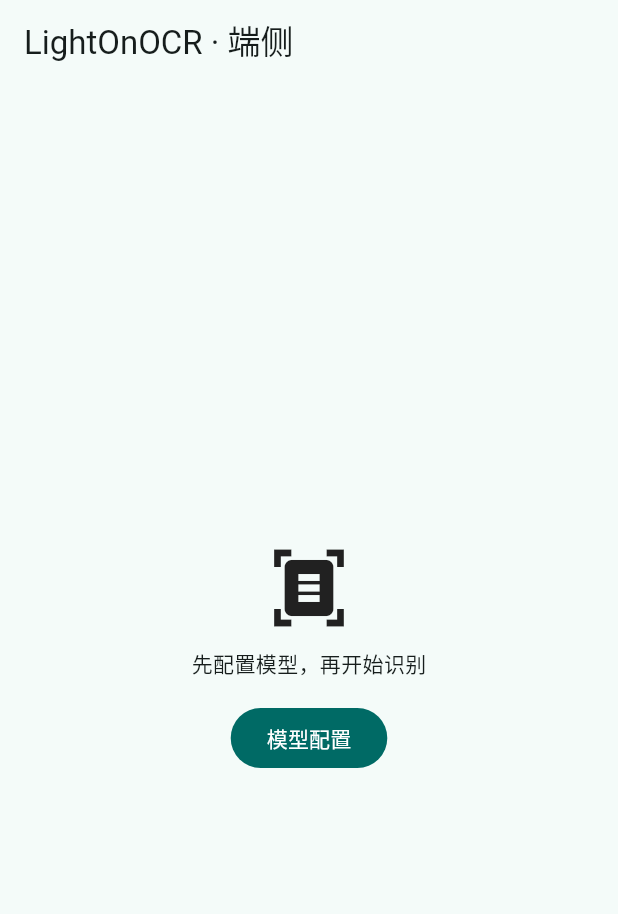
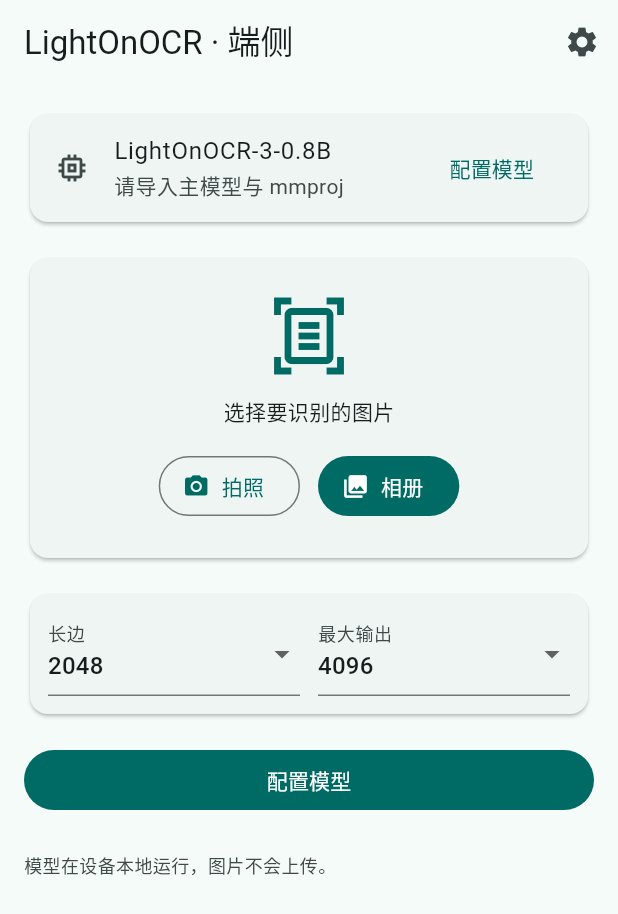
Before and after one commit to Fi2zz/lighton_ocr_on_device, a Flutter app: the screen it shows after launch, on a phone screen of 412 x 824 dp. Shown: the top 914 px of the screen. Run offline on Flutter 3.47's test engine with Material 3 defaults, Android fonts, the phone set to English and light mode, and no system bars; our stand-ins replace file_picker, flutter_markdown, image_picker, share_plus, wakelock_plus; missing offline and left inert: dart:ffi.

Commit message:
feat(ui): add home page, image picking, and run flow

```diff
--- a/lib/app.dart
+++ b/lib/app.dart
@@ -1,9 +1,9 @@
 import 'package:flutter/material.dart';
 
-import 'src/models/model_file_picker.dart';
+import 'src/image/image_source.dart';
 import 'src/models/model_store.dart';
 import 'src/ocr/ocr_service.dart';
-import 'src/ui/model_setup_page.dart';
+import 'src/ui/home_page.dart';
 
 class LightOnOcrApp extends StatelessWidget {
   final OcrService service;
@@ -25,35 +25,10 @@
           seedColor: const Color(0xFF2F6F6B),
         ),
       ),
-      home: Builder(
-        builder: (context) => Scaffold(
-          appBar: AppBar(title: const Text('LightOnOCR · 端侧')),
-          body: Center(
-            child: Column(
-              mainAxisSize: MainAxisSize.min,
-              children: [
-                const Icon(Icons.document_scanner, size: 56),
-                const SizedBox(height: 12),
-                const Text('先配置模型，再开始识别'),
-                const SizedBox(height: 16),
-                FilledButton(
-                  onPressed: () {
-                    Navigator.of(context).push(
-                      MaterialPageRoute(
-                        builder: (_) => ModelSetupPage(
-                          store: store,
-                          picker: DeviceModelFilePicker(),
-                          service: service,
-                        ),
-                      ),
-                    );
-                  },
-                  child: const Text('模型配置'),
-                ),
-              ],
-            ),
-          ),
-        ),
+      home: HomePage(
+        service: service,
+        store: store,
+        imageSource: DeviceImageSourceService(),
       ),
     );
   }
--- /dev/null
+++ b/lib/src/ui/home_page.dart
@@ -0,0 +1,326 @@
+import 'dart:async';
+import 'dart:typed_data';
+
+import 'package:flutter/material.dart';
+import 'package:wakelock_plus/wakelock_plus.dart';
+
+import '../image/image_source.dart';
+import '../models/model_file_picker.dart';
+import '../models/model_store.dart';
+import '../ocr/ocr_service.dart';
+import '../ocr/ocr_types.dart';
+import 'model_setup_page.dart';
+import 'result_page.dart';
+import 'widgets/model_status_card.dart';
+
+class HomePage extends StatefulWidget {
+  final OcrService service;
+  final ModelStore store;
+  final ImageSourceService imageSource;
+
+  const HomePage({
+    super.key,
+    required this.service,
+    required this.store,
+    required this.imageSource,
+  });
+
+  @override
+  State<HomePage> createState() => _HomePageState();
+}
+
+class _HomePageState extends State<HomePage> {
+  Uint8List? _imageBytes;
+
+  Future<void> _pick(Future<Uint8List?> Function() picker) async {
+    final bytes = await picker();
+    if (bytes == null || !mounted) {
+      return;
+    }
+    setState(() => _imageBytes = bytes);
+  }
+
+  Future<void> _openSetup() async {
+    await Navigator.of(context).push(
+      MaterialPageRoute(
+        builder: (_) => ModelSetupPage(
+          store: widget.store,
+          picker: DeviceModelFilePicker(),
+          service: widget.service,
+        ),
+      ),
+    );
+    await widget.service.initialize();
+  }
+
+  Future<void> _run() async {
+    if (_imageBytes == null) {
+      ScaffoldMessenger.of(context).showSnackBar(
+        const SnackBar(content: Text('请先选择一张图片')),
+      );
+      return;
+    }
+    if (!widget.service.isModelConfigured) {
+      await _openSetup();
+      return;
+    }
+
+    unawaited(WakelockPlus.enable().catchError((_) {}));
+
+    await widget.service.recognize(encodedImage: _imageBytes!);
+    unawaited(WakelockPlus.disable().catchError((_) {}));
+
+    if (!mounted) {
+      return;
+    }
+    final result = widget.service.result;
+    if (result == null) {
+      return;
+    }
+
+    final again = await Navigator.of(context).push<bool>(
+      MaterialPageRoute(
+        builder: (_) => ResultPage(result: result, imageBytes: _imageBytes),
+      ),
+    );
+    if (!mounted) {
+      return;
+    }
+    if (again == false) {
+      setState(() => _imageBytes = null);
+    } else if (again == true) {
+      await _run();
+    }
+  }
+
+  @override
+  Widget build(BuildContext context) {
+    return Scaffold(
+      appBar: AppBar(
+        title: const Text('LightOnOCR · 端侧'),
+        actions: [
+          IconButton(
+            tooltip: '模型配置',
+            onPressed: _openSetup,
+            icon: const Icon(Icons.settings),
+          ),
+        ],
+      ),
+      body: ListenableBuilder(
+        listenable: widget.service,
+        builder: (context, _) {
+          final service = widget.service;
+          final state = service.state;
+          final running = state == OcrServiceState.running ||
+              state == OcrServiceState.cancelling;
+          final loading = state == OcrServiceState.loading;
+
+          return ListView(
+            padding: const EdgeInsets.all(16),
+            children: [
+              ModelStatusCard(
+                service: service,
+                onConfigure: _openSetup,
+              ),
+              const SizedBox(height: 16),
+              _imageCard(context),
+              const SizedBox(height: 16),
+              _optionsCard(context),
+              const SizedBox(height: 16),
+              if (loading || running) ...[
+                _progressCard(context, service),
+                const SizedBox(height: 16),
+              ],
+              if (service.error != null) ...[
+                _errorCard(context, service.error!),
+                const SizedBox(height: 16),
+              ],
+              _primaryButton(context, state, running, loading),
+              const SizedBox(height: 24),
+              Text(
+                '模型在设备本地运行，图片不会上传。',
+                style: TextStyle(
+                  fontSize: 12,
+                  color: Theme.of(context).colorScheme.onSurfaceVariant,
+                ),
+              ),
+            ],
+          );
+        },
+      ),
+    );
+  }
+
+  Widget _imageCard(BuildContext context) {
+    if (_imageBytes == null) {
+      return Card(
+        child: Padding(
+          padding: const EdgeInsets.all(24),
+          child: Column(
+            children: [
+              Icon(
+                Icons.document_scanner_outlined,
+                size: 56,
+                color: Theme.of(context).colorScheme.primary,
+              ),
+              const SizedBox(height: 12),
+              const Text('选择要识别的图片'),
+              const SizedBox(height: 16),
+              Row(
+                mainAxisAlignment: MainAxisAlignment.center,
+                children: [
+                  OutlinedButton.icon(
+                    onPressed: () => _pick(widget.imageSource.takePhoto),
+                    icon: const Icon(Icons.photo_camera),
+                    label: const Text('拍照'),
+                  ),
+                  const SizedBox(width: 12),
+                  FilledButton.icon(
+                    onPressed: () =>
+                        _pick(widget.imageSource.pickFromGallery),
+                    icon: const Icon(Icons.photo_library),
+                    label: const Text('相册'),
+                  ),
+                ],
+              ),
+            ],
+          ),
+        ),
+      );
+    }
+
+    return Card(
+      clipBehavior: Clip.antiAlias,
+      child: Column(
+        children: [
+          ConstrainedBox(
+            constraints: const BoxConstraints(maxHeight: 320),
+            child: Image.memory(_imageBytes!, fit: BoxFit.contain),
+          ),
+          Row(
+            mainAxisAlignment: MainAxisAlignment.end,
+            children: [
+              TextButton(
+                onPressed: () => _pick(widget.imageSource.pickFromGallery),
+                child: const Text('重新选择'),
+              ),
+            ],
+          ),
+        ],
+      ),
+    );
+  }
+
+  Widget _optionsCard(BuildContext context) {
+    final config = widget.service.config;
+    return Card(
+      child: Padding(
+        padding: const EdgeInsets.all(12),
+        child: Row(
+          children: [
+            Expanded(
+              child: DropdownButtonFormField<int>(
+                initialValue: config.longestEdge,
+                decoration: const InputDecoration(labelText: '长边'),
+                items: const [
+                  DropdownMenuItem(value: 1536, child: Text('1536')),
+                  DropdownMenuItem(value: 2048, child: Text('2048')),
+                  DropdownMenuItem(value: 2560, child: Text('2560')),
+                ],
+                onChanged: (value) {
+                  if (value != null) {
+                    unawaited(widget.service.updateConfig(
+                      config.copyWith(longestEdge: value),
+                    ));
+                  }
+                },
+              ),
+            ),
+            const SizedBox(width: 12),
+            Expanded(
+              child: DropdownButtonFormField<int>(
+                initialValue: config.maxTokens,
+                decoration: const InputDecoration(labelText: '最大输出'),
+                items: const [
+                  DropdownMenuItem(value: 2048, child: Text('2048')),
+                  DropdownMenuItem(value: 4096, child: Text('4096')),
+                  DropdownMenuItem(value: 8192, child: Text('8192')),
+                ],
+                onChanged: (value) {
+                  if (value != null) {
+                    unawaited(widget.service.updateConfig(
+                      config.copyWith(maxTokens: value),
+                    ));
+                  }
+                },
+              ),
+            ),
+          ],
+        ),
+      ),
+    );
+  }
+
+  Widget _progressCard(BuildContext context, OcrService service) {
+    final progress = service.progress;
+    final fraction = progress?.fraction;
+    return Card(
+      child: Padding(
+        padding: const EdgeInsets.all(16),
+        child: Column(
+          crossAxisAlignment: CrossAxisAlignment.start,
+          children: [
+            Text(progress?.stage ?? '准备中'),
+            const SizedBox(height: 8),
+            LinearProgressIndicator(value: fraction),
+            if (service.partialText.isNotEmpty) ...[
+              const SizedBox(height: 8),
+              Text('已生成 ${service.partialText.length} 字符'),
+            ],
+          ],
+        ),
+      ),
+    );
+  }
+
+  Widget _errorCard(BuildContext context, OcrException error) {
+    return Card(
+      color: Theme.of(context).colorScheme.errorContainer,
+      child: Padding(
+        padding: const EdgeInsets.all(12),
+        child: Text(
+          '${error.code}：${error.message}',
+          style: TextStyle(
+            color: Theme.of(context).colorScheme.onErrorContainer,
+          ),
+        ),
+      ),
+    );
+  }
+
+  Widget _primaryButton(
+    BuildContext context,
+    OcrServiceState state,
+    bool running,
+    bool loading,
+  ) {
+    if (state == OcrServiceState.unconfigured) {
+      return FilledButton(
+        onPressed: _openSetup,
+        child: const Text('配置模型'),
+      );
+    }
+    if (running) {
+      return FilledButton.tonal(
+        onPressed: () => widget.service.cancel(),
+        child: Text(
+          state == OcrServiceState.cancelling ? '取消中…' : '取消',
+        ),
+      );
+    }
+    return FilledButton(
+      onPressed: loading || _imageBytes == null ? null : _run,
+      child: Text(loading ? '模型加载中…' : '开始识别'),
+    );
+  }
+}
```
Also changed, not shown: lib/src/image/image_source.dart (added, +24 -0 lines), 1 other file.
